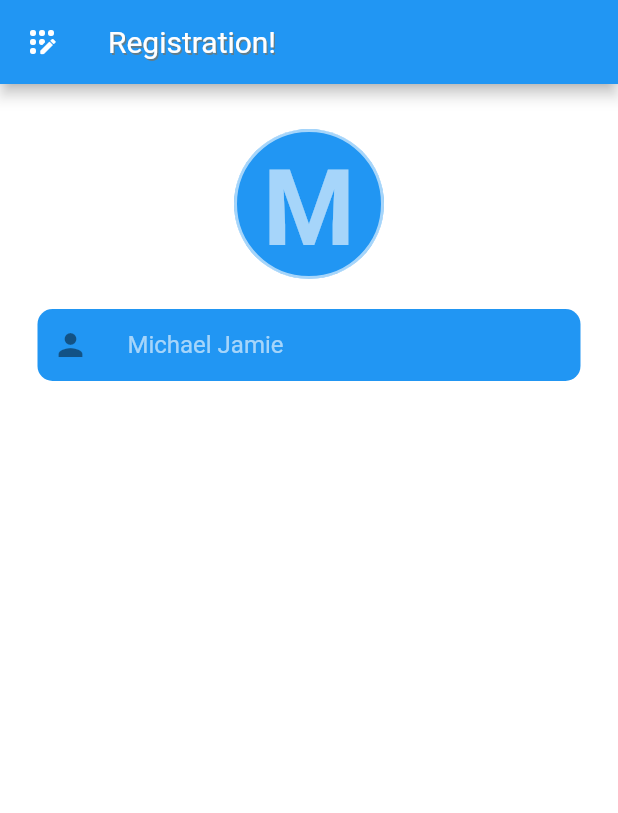
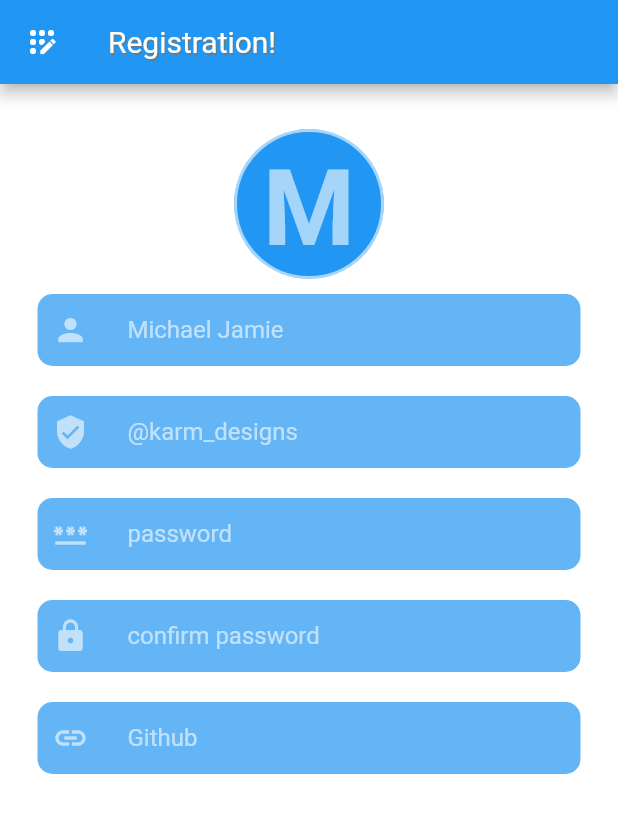
Before and after one commit to KramStyles/intro_flutter, a Flutter app: the screen it shows after launch, on a phone screen of 412 x 824 dp. Shown: the top 813 px of the screen. Run offline on Flutter 3.47's test engine with Material 2 defaults, Android fonts, the phone set to English and light mode, and no system bars.

Commit message:
finished the project. removed debug banner

```diff
--- a/lib/main.dart
+++ b/lib/main.dart
@@ -8,6 +8,7 @@ class MyApp extends StatelessWidget {
   @override
   Widget build(BuildContext context) {
     return MaterialApp(
+      debugShowCheckedModeBanner: false,
       title: "Little Register",
       home: Scaffold(
         backgroundColor: Colors.white,
@@ -44,7 +45,7 @@ class MyApp extends StatelessWidget {
             ),
             Container(
               decoration: BoxDecoration(
-                color: Colors.blue,
+                color: Colors.blue.shade300,
                 borderRadius: BorderRadius.circular(10),
               ),
               child: const Padding(
@@ -55,12 +56,90 @@ class MyApp extends StatelessWidget {
                     hintStyle: TextStyle(color: Colors.white60),
                     hintText: 'Michael Jamie',
                     contentPadding: EdgeInsets.all(10),
-                    icon: Icon(Icons.person),
+                    icon: Icon(Icons.person, color: Colors.white60,),
                   ),
                 ),
               ),
-              margin: EdgeInsets.only(top: 20, bottom: 20, right: 25, left: 25),
-            )
+              margin: const EdgeInsets.only(top: 10, bottom: 10, right: 25, left: 25),
+            ),
+            Container(
+              decoration: BoxDecoration(
+                color: Colors.blue.shade300,
+                borderRadius: BorderRadius.circular(10),
+              ),
+              child: const Padding(
+                padding: EdgeInsets.only(left: 10, right: 10),
+                child: TextField(
+                  decoration: InputDecoration(
+                    border: InputBorder.none,
+                    hintStyle: TextStyle(color: Colors.white60),
+                    hintText: '@karm_designs',
+                    contentPadding: EdgeInsets.all(10),
+                    icon: Icon(Icons.verified_user, color: Colors.white60,),
+                  ),
+                ),
+              ),
+              margin: const EdgeInsets.only(top: 10, bottom: 10, right: 25, left: 25),
+            ),
+            Container(
+              decoration: BoxDecoration(
+                color: Colors.blue.shade300,
+                borderRadius: BorderRadius.circular(10),
+              ),
+              child: const Padding(
+                padding: EdgeInsets.only(left: 10, right: 10),
+                child: TextField(
+                  obscureText: true,
+                  decoration: InputDecoration(
+                    border: InputBorder.none,
+                    hintStyle: TextStyle(color: Colors.white60),
+                    hintText: 'password',
+                    contentPadding: EdgeInsets.all(10),
+                    icon: Icon(Icons.password, color: Colors.white60,),
+                  ),
+                ),
+              ),
+              margin: const EdgeInsets.only(top: 10, bottom: 10, right: 25, left: 25),
+            ),
+            Container(
+              decoration: BoxDecoration(
+                color: Colors.blue.shade300,
+                borderRadius: BorderRadius.circular(10),
+              ),
+              child: const Padding(
+                padding: EdgeInsets.only(left: 10, right: 10),
+                child: TextField(
+                  obscureText: true,
+                  decoration: InputDecoration(
+                    border: InputBorder.none,
+                    hintStyle: TextStyle(color: Colors.white60),
+                    hintText: 'confirm password',
+                    contentPadding: EdgeInsets.all(10),
+                    icon: Icon(Icons.lock, color: Colors.white60,),
+                  ),
+                ),
+              ),
+              margin: const EdgeInsets.only(top: 10, bottom: 10, right: 25, left: 25),
+            ),
+            Container(
+              decoration: BoxDecoration(
+                color: Colors.blue.shade300,
+                borderRadius: BorderRadius.circular(10),
+              ),
+              child: const Padding(
+                padding: EdgeInsets.only(left: 10, right: 10),
+                child: TextField(
+                  decoration: InputDecoration(
+                    border: InputBorder.none,
+                    hintStyle: TextStyle(color: Colors.white60),
+                    hintText: 'Github',
+                    contentPadding: EdgeInsets.all(10),
+                    icon: Icon(Icons.link, color: Colors.white60,),
+                  ),
+                ),
+              ),
+              margin: const EdgeInsets.only(top: 10, bottom: 10, right: 25, left: 25),
+            ),
           ],
         ),
       ),
```
